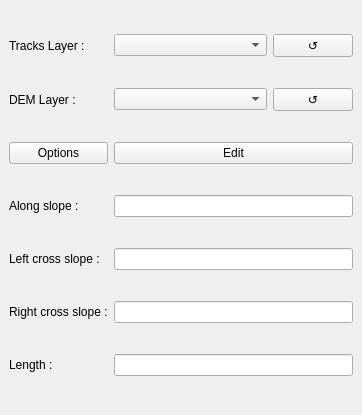
The window that PisteCreator_dockwidget_base.ui (SebastienPeillet/PisteCreator) describes before a commit, drawn with Qt 5.
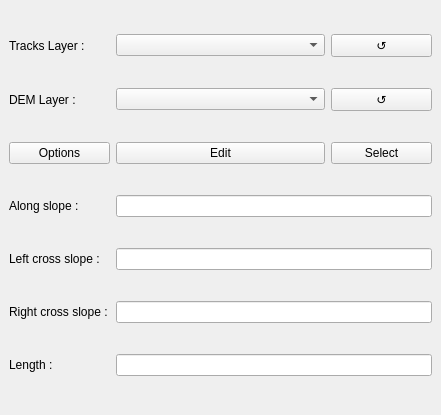
The same window after the commit.

Commit message: Add a select button to reload charts from a previous tracks ; generate an id if needed

Diff of the .ui file:
```diff
--- a/PisteCreator_dockwidget_base.ui
+++ b/PisteCreator_dockwidget_base.ui
@@ -6,13 +6,13 @@
    <rect>
     <x>0</x>
     <y>0</y>
-    <width>362</width>
+    <width>441</width>
     <height>415</height>
    </rect>
   </property>
   <property name="minimumSize">
    <size>
-    <width>262</width>
+    <width>274</width>
     <height>380</height>
    </size>
   </property>
@@ -47,13 +47,6 @@
     <item row="10" column="1" colspan="3">
      <widget class="QLineEdit" name="LengthResult"/>
     </item>
-    <item row="4" column="1" colspan="3">
-     <widget class="QPushButton" name="EditButton">
-      <property name="text">
-       <string>Edit</string>
-      </property>
-     </widget>
-    </item>
     <item row="2" column="1" colspan="2">
      <widget class="QComboBox" name="DEMInput"/>
     </item>
@@ -112,6 +105,20 @@
     <item row="11" column="0" colspan="4">
      <layout class="QGridLayout" name="graphLayout"/>
     </item>
+    <item row="4" column="1" colspan="2">
+     <widget class="QPushButton" name="EditButton">
+      <property name="text">
+       <string>Edit</string>
+      </property>
+     </widget>
+    </item>
+    <item row="4" column="3">
+     <widget class="QPushButton" name="selectButton">
+      <property name="text">
+       <string>Select</string>
+      </property>
+     </widget>
+    </item>
    </layout>
   </widget>
  </widget>
```
The commit also changes 4 other files.
